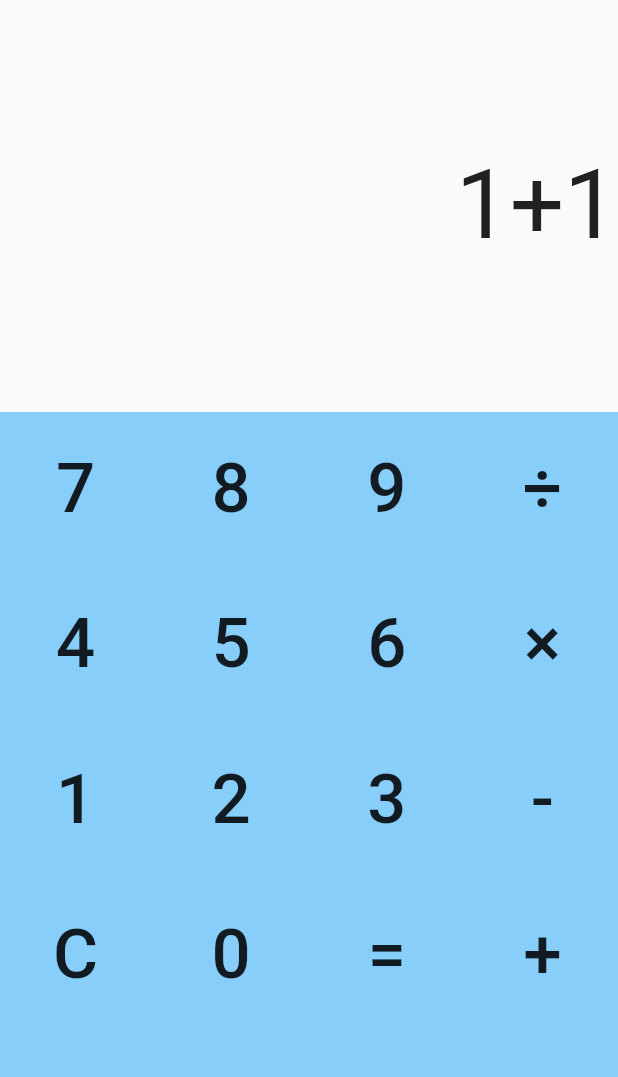
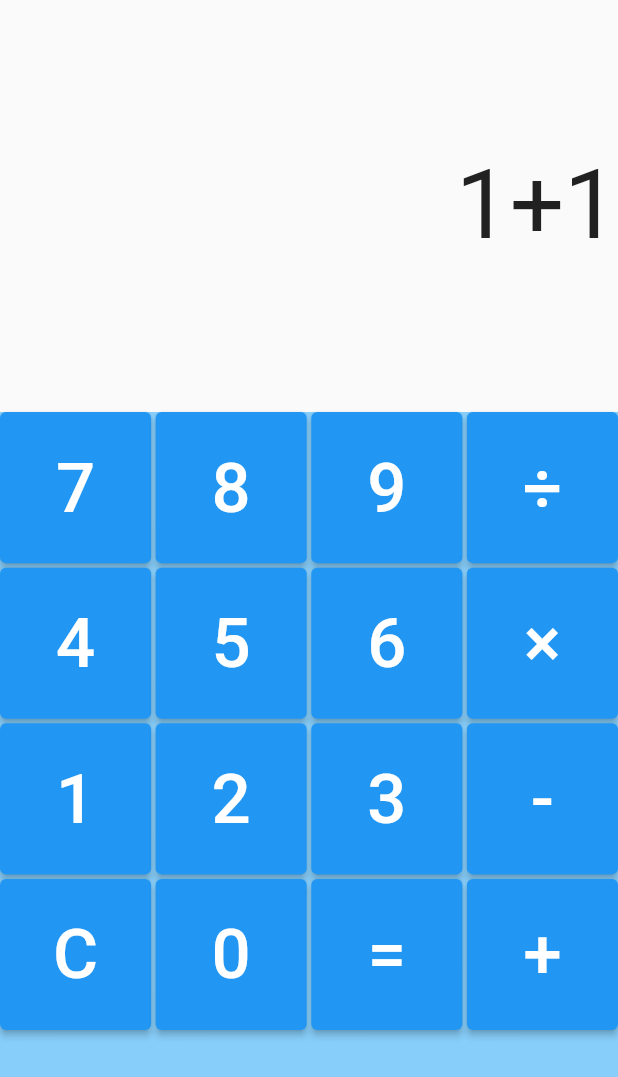
Before and after one commit to Mikihokekyo/calculator, a Flutter app: the screen it shows after launch, on a phone screen of 412 x 824 dp. Shown: the top 1077 px of the screen. Run offline on Flutter 3.47's test engine with Material 2 defaults, Android fonts, the phone set to English and light mode, and no system bars.

Commit message:
Keyboard, Buttonのレイアウト作成

```diff
--- a/lib/main.dart
+++ b/lib/main.dart
@@ -81,12 +81,13 @@ class Keyboard extends StatelessWidget {
 
 //　キーボタン
 class Button extends StatelessWidget {
-    final _key;
-    const Button(this._key);
+  final String _key;
+  const Button(this._key, {Key? key}) : super(key: key);
+
 
   @override
   Widget build(BuildContext context) {
-    return FlatButton(
+    return ElevatedButton(
       onPressed: () {  },
       child: Center(
         child: Text(
```
